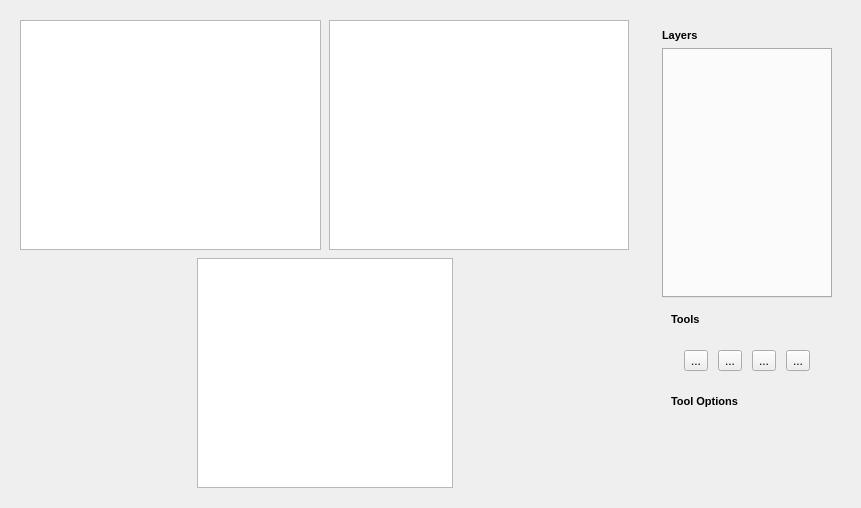
This is oat/views/ui/ui_annotation_view.ui in Oli4/oat as Qt 5 draws it before an edit. The edited form follows.
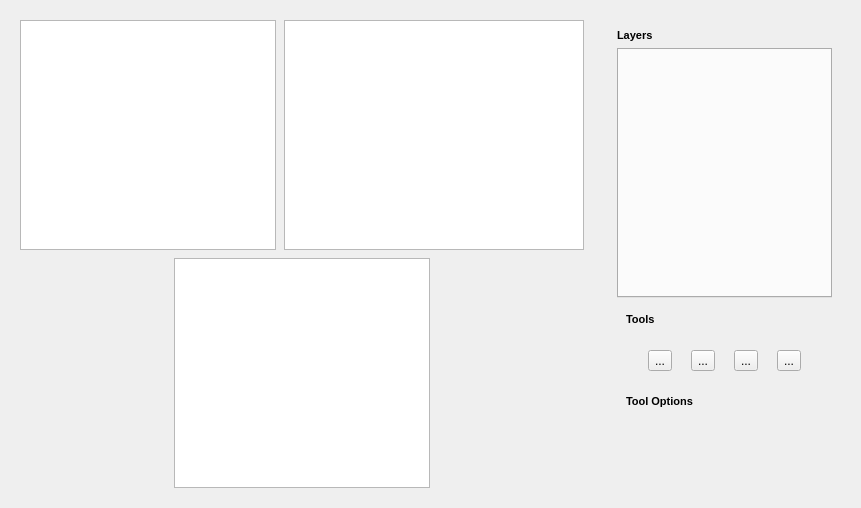
This is the edited form. Icons and pictures are not drawn. Custom widgets are drawn as their Qt base class.

Patch:
```diff
--- a/oat/views/ui/ui_annotation_view.ui
+++ b/oat/views/ui/ui_annotation_view.ui
@@ -144,7 +144,7 @@
     <widget class="QWidget" name="widget" native="true">
      <property name="sizePolicy">
       <sizepolicy hsizetype="Expanding" vsizetype="Expanding">
-       <horstretch>1</horstretch>
+       <horstretch>100</horstretch>
        <verstretch>0</verstretch>
       </sizepolicy>
      </property>
```
